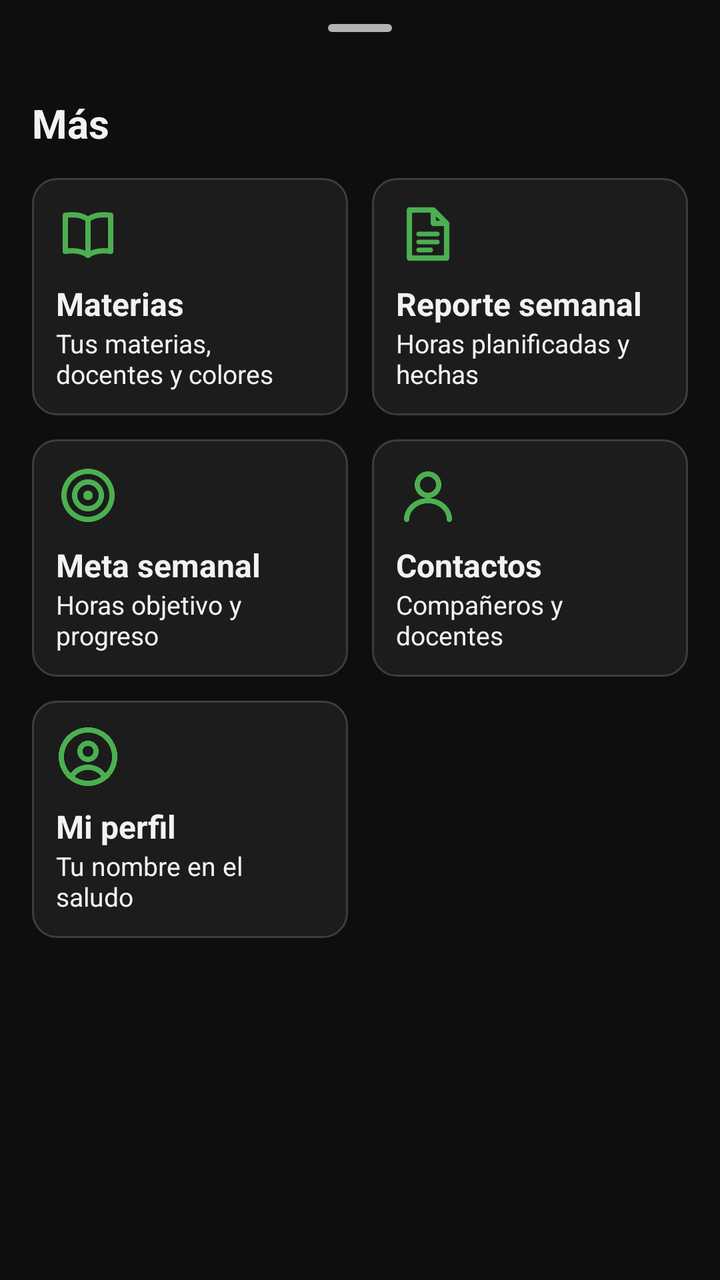
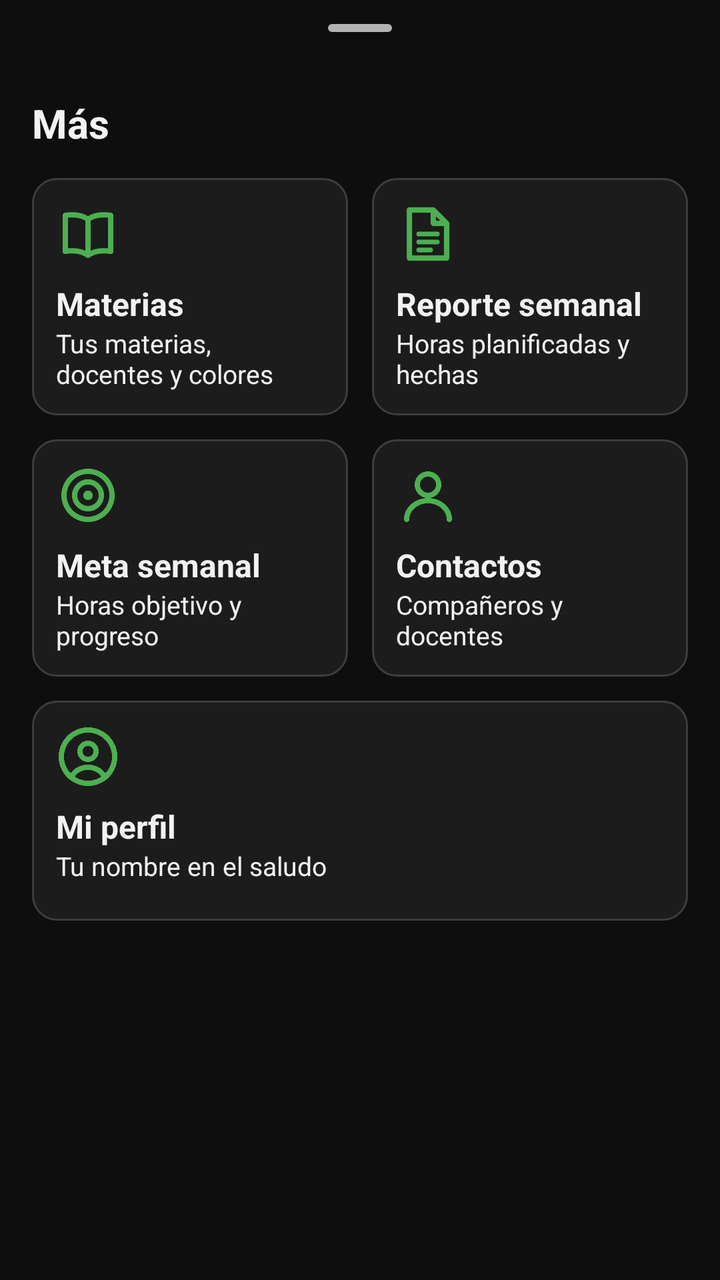

An Android layout rendered at two revisions. The XML below is the earlier revision; the diff shows what the commit changed to produce the second picture.
<!-- AndroidManifest.xml: application theme Theme.AgendaPersonal -->
<!-- res/layout/panel_mas.xml -->
<?xml version="1.0" encoding="utf-8"?>
<LinearLayout xmlns:android="http://schemas.android.com/apk/res/android"
    android:layout_width="match_parent"
    android:layout_height="wrap_content"
    android:orientation="vertical"
    android:paddingHorizontal="10dp"
    android:paddingBottom="16dp">

    
    <com.google.android.material.bottomsheet.BottomSheetDragHandleView
        android:layout_width="match_parent"
        android:layout_height="wrap_content" />

    
    <TextView
        android:layout_width="wrap_content"
        android:layout_height="wrap_content"
        android:layout_marginHorizontal="6dp"
        android:layout_marginBottom="8dp"
        android:text="@string/menu_mas"
        android:textSize="20sp"
        android:textStyle="bold" />

    
    <LinearLayout
        android:layout_width="match_parent"
        android:layout_height="wrap_content"
        android:orientation="horizontal">

        <LinearLayout
            android:id="@+id/tarjetaMaterias"
            style="@style/TarjetaMas">

            <ImageView
                style="@style/TarjetaMasIcono"
                android:src="@drawable/ic_libro" />

            <TextView
                style="@style/TarjetaMasNombre"
                android:text="@string/menu_materias" />

            <TextView
                style="@style/TarjetaMasDescripcion"
                android:text="@string/descripcion_materias" />
        </LinearLayout>

        <LinearLayout
            android:id="@+id/tarjetaReporte"
            style="@style/TarjetaMas">

            <ImageView
                style="@style/TarjetaMasIcono"
                android:src="@drawable/ic_documento" />

            <TextView
                style="@style/TarjetaMasNombre"
                android:text="@string/menu_reporte" />

            <TextView
                style="@style/TarjetaMasDescripcion"
                android:text="@string/descripcion_reporte" />
        </LinearLayout>
    </LinearLayout>

    
    <LinearLayout
        android:layout_width="match_parent"
        android:layout_height="wrap_content"
        android:orientation="horizontal">

        <LinearLayout
            android:id="@+id/tarjetaMeta"
            style="@style/TarjetaMas">

            <ImageView
                style="@style/TarjetaMasIcono"
                android:src="@drawable/ic_diana" />

            <TextView
                style="@style/TarjetaMasNombre"
                android:text="@string/menu_meta" />

            <TextView
                style="@style/TarjetaMasDescripcion"
                android:text="@string/descripcion_meta" />
        </LinearLayout>

        <LinearLayout
            android:id="@+id/tarjetaContactos"
            style="@style/TarjetaMas">

            <ImageView
                style="@style/TarjetaMasIcono"
                android:src="@drawable/ic_persona" />

            <TextView
                style="@style/TarjetaMasNombre"
                android:text="@string/menu_contactos" />

            <TextView
                style="@style/TarjetaMasDescripcion"
                android:text="@string/descripcion_contactos" />
        </LinearLayout>
    </LinearLayout>

    
    <LinearLayout
        android:layout_width="match_parent"
        android:layout_height="wrap_content"
        android:orientation="horizontal">

        <LinearLayout
            android:id="@+id/tarjetaPerfil"
            style="@style/TarjetaMas">

            <ImageView
                style="@style/TarjetaMasIcono"
                android:src="@drawable/ic_perfil" />

            <TextView
                style="@style/TarjetaMasNombre"
                android:text="@string/menu_perfil" />

            <TextView
                style="@style/TarjetaMasDescripcion"
                android:text="@string/descripcion_perfil" />
        </LinearLayout>

        <View
            android:layout_width="0dp"
            android:layout_height="0dp"
            android:layout_margin="6dp"
            android:layout_weight="1" />
    </LinearLayout>
</LinearLayout>
<!-- resources referenced by this layout -->
<resources>
  <string name="menu_mas">Más</string>
  <color name="verde">#FF4CAF50</color>
  <style name="Base.Theme.AgendaPersonal" parent="Theme.Material3.Dark.NoActionBar">
          
          <item name="colorPrimary">@color/verde</item>
          <item name="colorOnPrimary">@color/texto_sobre_verde</item>
          
          <item name="colorPrimaryContainer">@color/verde</item>
          <item name="colorOnPrimaryContainer">@color/texto_sobre_verde</item>
          
          <item name="colorSecondary">@color/verde</item>
          <item name="colorOnSecondary">@color/texto_sobre_verde</item>
          <item name="colorSecondaryContainer">@color/verde_oscuro</item>
          <item name="colorOnSecondaryContainer">@color/texto</item>
          <item name="colorTertiary">@color/verde</item>
          <item name="colorOnTertiary">@color/texto_sobre_verde</item>
          
          <item name="colorAccent">@color/verde</item>
  
          
          <item name="android:colorBackground">@color/fondo</item>
          <item name="android:windowBackground">@color/fondo</item>
          <item name="colorOnBackground">@color/texto</item>
          
          <item name="colorSurface">@color/fondo</item>
          <item name="colorOnSurface">@color/texto</item>
          <item name="colorSurfaceVariant">@color/tarjeta</item>
          <item name="colorOnSurfaceVariant">@color/texto_secundario</item>
          <item name="colorSurfaceContainerLowest">@color/fondo</item>
          <item name="colorSurfaceContainerLow">@color/tarjeta</item>
          <item name="colorSurfaceContainer">@color/tarjeta</item>
          <item name="colorSurfaceContainerHigh">@color/tarjeta_alta</item>
          <item name="colorSurfaceContainerHighest">@color/tarjeta_alta</item>
          
          <item name="colorOutline">@color/borde</item>
          <item name="colorOutlineVariant">@color/borde</item>
  
          
          <item name="android:textColorPrimary">@color/texto</item>
          <item name="android:textColorSecondary">@color/texto_secundario</item>
          <item name="android:textColorHint">@color/texto_pista</item>
          
          <item name="android:textColorTertiary">@color/texto</item>
          <item name="android:textColorPrimaryDisableOnly">@color/texto</item>
      </style>
  <color name="tarjeta">#FF1C1C1C</color>
  <color name="borde">#FF3D3D3D</color>
  <color name="texto">#FFF2F2F2</color>
  <color name="fondo">#FF0E0E0E</color>
  <color name="texto_pista">#FF808080</color>
  <!-- unchanged entries left out for length: 25 -->
</resources>

<!-- the commit's change to res/layout/panel_mas.xml (unified diff, before → after) -->
@@ -125,11 +125,5 @@
                 style="@style/TarjetaMasDescripcion"
                 android:text="@string/descripcion_perfil" />
         </LinearLayout>
-
-        <View
-            android:layout_width="0dp"
-            android:layout_height="0dp"
-            android:layout_margin="6dp"
-            android:layout_weight="1" />
     </LinearLayout>
 </LinearLayout>
<!-- resource entries referenced after the edit -->
@@ -44,12 +44,46 @@
           
           <item name="android:textColorTertiary">@color/texto</item>
           <item name="android:textColorPrimaryDisableOnly">@color/texto</item>
+  
+          
+          <item name="alertDialogTheme">@style/DialogoAgenda</item>
       </style>
   <color name="tarjeta">#FF1C1C1C</color>
   <color name="borde">#FF3D3D3D</color>
   <color name="texto">#FFF2F2F2</color>
   <color name="fondo">#FF0E0E0E</color>
   <color name="texto_pista">#FF808080</color>
+  <style name="DialogoAgenda" parent="ThemeOverlay.Material3.Dialog.Alert">
+          <item name="android:windowBackground">@drawable/fondo_dialogo</item>
+          <item name="buttonBarPositiveButtonStyle">@style/BotonDialogoPrincipal</item>
+          <item name="buttonBarNegativeButtonStyle">@style/BotonDialogoSecundario</item>
+      </style>
+  <!-- drawable fondo_dialogo (drawable) -->
+  <?xml version="1.0" encoding="utf-8"?>
+  <inset xmlns:android="http://schemas.android.com/apk/res/android"
+      android:insetLeft="16dp"
+      android:insetTop="24dp"
+      android:insetRight="16dp"
+      android:insetBottom="24dp">
+      <shape android:shape="rectangle">
+          <corners android:radius="24dp" />
+          <solid android:color="@color/tarjeta_alta" />
+      </shape>
+  </inset>
+  <style name="BotonDialogoPrincipal" parent="BotonPrincipal">
+          <item name="android:layout_marginStart">8dp</item>
+      </style>
+  <style name="BotonDialogoSecundario" parent="BotonSecundario" />
+  <style name="BotonPrincipal" parent="Widget.Material3.Button">
+          <item name="android:minHeight">48dp</item>
+          <item name="backgroundTint">@color/verde</item>
+          <item name="android:textColor">@color/texto_sobre_verde</item>
+      </style>
+  <style name="BotonSecundario" parent="Widget.Material3.Button.OutlinedButton">
+          <item name="android:minHeight">48dp</item>
+          <item name="strokeColor">@color/verde</item>
+          <item name="android:textColor">@color/verde</item>
+      </style>
   <!-- unchanged entries left out for length: 25 -->
 </resources>
 
